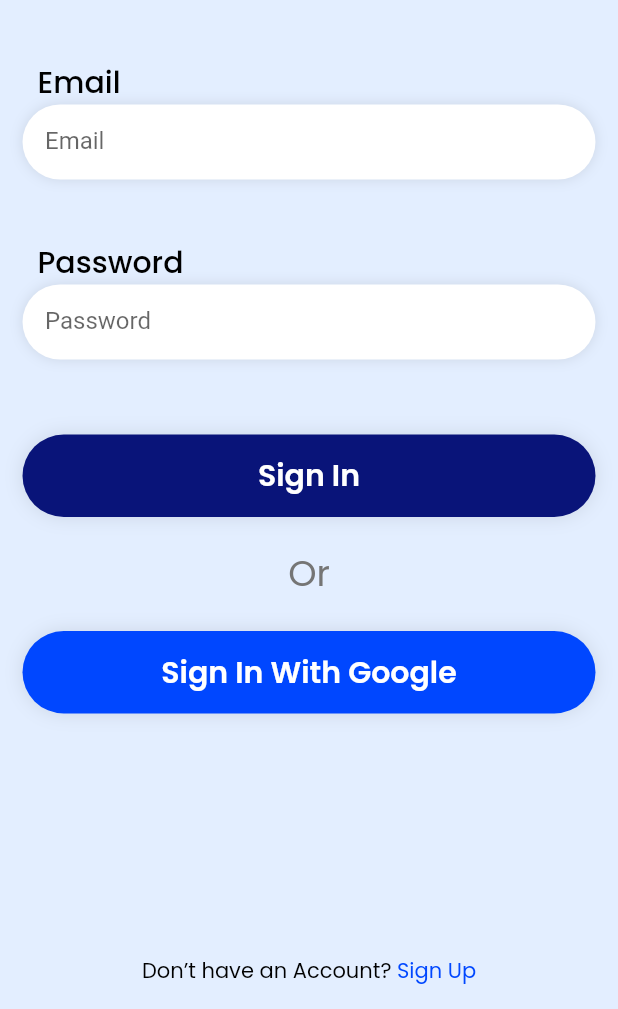
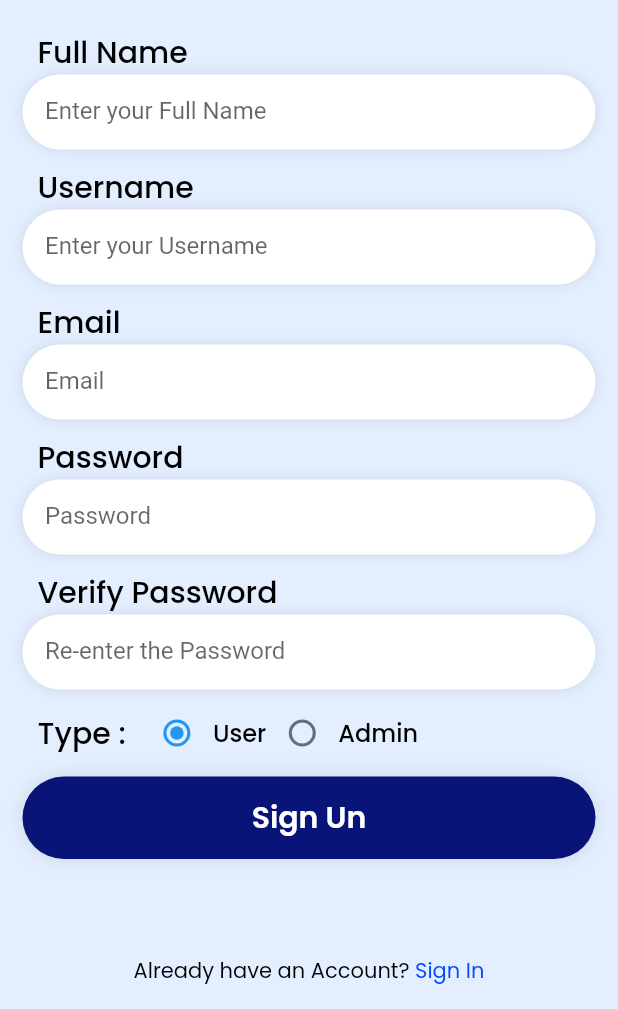
Before and after one commit to Husain-Zreik/Fatal-Breath, a Flutter app: the screen it shows after launch, on a phone screen of 412 x 824 dp, the part 227-1236 px from its top. Run offline on Flutter 3.47's test engine with Material 2 defaults, Android fonts, the phone set to English and light mode, and no system bars; our stand-ins replace get, google_fonts, hexcolor.

Commit message:
Frontend <> created the signup screen

```diff
--- a/fatal_breath_frontend/lib/screens/login.screen.dart
+++ b/fatal_breath_frontend/lib/screens/login.screen.dart
@@ -1,7 +1,9 @@
+import 'package:fatal_breath_frontend/screens/signup.screen.dart';
 import 'package:fatal_breath_frontend/utils/global.colors.dart';
 import 'package:fatal_breath_frontend/widgets/button.global.dart';
 import 'package:fatal_breath_frontend/widgets/text.form.dart';
 import 'package:flutter/material.dart';
+import 'package:get/get.dart';
 import 'package:google_fonts/google_fonts.dart';
 import 'package:hexcolor/hexcolor.dart';
 
@@ -107,10 +109,14 @@ class LoginScreen extends StatelessWidget {
                   color: Colors.black, fontWeight: FontWeight.w400),
             ),
             InkWell(
-                child: Text(
-              ' Sign Up',
-              style: GoogleFonts.poppins(color: HexColor('#0047FF')),
-            )),
+              child: Text(
+                ' Sign Up',
+                style: GoogleFonts.poppins(color: HexColor('#0047FF')),
+              ),
+              onTap: () {
+                Get.to(SignUpScreen());
+              },
+            ),
           ],
         ),
       ),
--- /dev/null
+++ b/fatal_breath_frontend/lib/screens/signup.screen.dart
@@ -0,0 +1,233 @@
+import 'package:fatal_breath_frontend/screens/login.screen.dart';
+import 'package:fatal_breath_frontend/utils/global.colors.dart';
+import 'package:fatal_breath_frontend/widgets/button.global.dart';
+import 'package:fatal_breath_frontend/widgets/text.form.dart';
+import 'package:flutter/material.dart';
+import 'package:get/get.dart';
+import 'package:google_fonts/google_fonts.dart';
+import 'package:hexcolor/hexcolor.dart';
+
+class SignUpScreen extends StatefulWidget {
+  const SignUpScreen({Key? key}) : super(key: key);
+
+  @override
+  State<SignUpScreen> createState() => _SignUpScreenState();
+}
+
+class _SignUpScreenState extends State<SignUpScreen> {
+  final TextEditingController emailController = TextEditingController();
+
+  final TextEditingController passwordController = TextEditingController();
+
+  final TextEditingController verifypasswordController =
+      TextEditingController();
+
+  final TextEditingController nameController = TextEditingController();
+
+  final TextEditingController usernameController = TextEditingController();
+
+  String groupValue = '1';
+
+  @override
+  Widget build(BuildContext context) {
+    return Scaffold(
+      backgroundColor: GlobalColors.bgColor,
+      body: SingleChildScrollView(
+        child: SafeArea(
+            child: Container(
+          width: double.infinity,
+          padding: const EdgeInsets.all(15.0),
+          child: Column(
+            children: [
+              Image.asset(
+                'assets/images/light_icon.png',
+                scale: 6,
+              ),
+              const SizedBox(
+                height: 10,
+              ),
+              Padding(
+                padding: const EdgeInsets.fromLTRB(20, 0, 0, 0),
+                child: Row(
+                  mainAxisAlignment: MainAxisAlignment.center,
+                  children: [
+                    Text(
+                      'FATAL ',
+                      style: TextStyle(
+                        color: GlobalColors.textColor,
+                        fontSize: 40,
+                        fontWeight: FontWeight.w900,
+                      ),
+                    ),
+                    Text(
+                      'BREATH',
+                      style: TextStyle(
+                        color: HexColor('#1424B9'),
+                        fontSize: 40,
+                        fontWeight: FontWeight.w400,
+                      ),
+                    ),
+                  ],
+                ),
+              ),
+              const SizedBox(
+                height: 20,
+              ),
+              TextForm(
+                controller: nameController,
+                text: 'Enter your Full Name',
+                textInputType: TextInputType.emailAddress,
+                obscure: false,
+                label: 'Full Name',
+              ),
+              const SizedBox(
+                height: 10,
+              ),
+              TextForm(
+                controller: usernameController,
+                text: 'Enter your Username',
+                textInputType: TextInputType.emailAddress,
+                obscure: false,
+                label: 'Username',
+              ),
+              const SizedBox(
+                height: 10,
+              ),
+              TextForm(
+                controller: emailController,
+                text: 'Email',
+                textInputType: TextInputType.emailAddress,
+                obscure: false,
+                label: 'Email',
+              ),
+              const SizedBox(
+                height: 10,
+              ),
+              TextForm(
+                controller: passwordController,
+                text: 'Password',
+                textInputType: TextInputType.text,
+                obscure: true,
+                label: 'Password',
+              ),
+              const SizedBox(
+                height: 10,
+              ),
+              TextForm(
+                controller: verifypasswordController,
+                text: 'Re-enter the Password',
+                textInputType: TextInputType.text,
+                obscure: true,
+                label: 'Verify Password',
+              ),
+              Padding(
+                padding:
+                    const EdgeInsets.symmetric(horizontal: 10, vertical: 5),
+                child: Row(
+                  children: [
+                    Text(
+                      'Type :',
+                      style: GoogleFonts.poppins(
+                        color: Colors.black,
+                        fontSize: 20,
+                        fontWeight: FontWeight.w500,
+                      ),
+                    ),
+                    Padding(
+                      padding: const EdgeInsets.only(left: 10),
+                      child: Row(
+                        children: [
+                          Radio(
+                              value: '1',
+                              groupValue: groupValue,
+                              onChanged: (value) {
+                                setState(() {
+                                  groupValue = value!;
+                                });
+                              }),
+                          Text(
+                            'User',
+                            style: GoogleFonts.poppins(
+                              color: Colors.black,
+                              fontSize: 16,
+                              fontWeight: FontWeight.w500,
+                            ),
+                          ),
+                          Radio(
+                              value: '0',
+                              groupValue: groupValue,
+                              onChanged: (value) {
+                                setState(() {
+                                  groupValue = value!;
+                                });
+                              }),
+                          Text(
+                            'Admin',
+                            style: GoogleFonts.poppins(
+                              color: Colors.black,
+                              fontSize: 16,
+                              fontWeight: FontWeight.w500,
+                            ),
+                          ),
+                        ],
+                      ),
+                    )
+                  ],
+                ),
+              ),
+              const ButtonGlobal(text: 'Sign Un', color: '091479'),
+              const SizedBox(
+                height: 10,
+              ),
+              // Row(
+              //   mainAxisAlignment: MainAxisAlignment.center,
+              //   children: [
+              //     Text(
+              //       'Already have an Account?',
+              //       style: GoogleFonts.poppins(
+              //           color: Colors.black, fontWeight: FontWeight.w400),
+              //     ),
+              //     InkWell(
+              //       child: Text(
+              //         ' Sign In',
+              //         style: GoogleFonts.poppins(color: HexColor('#0047FF')),
+              //       ),
+              //       onTap: () {
+              //         Get.to(LoginScreen());
+              //       },
+              //     ),
+              //   ],
+              // ),
+              // const SizedBox(
+              //   height: 10,
+              // ),
+            ],
+          ),
+        )),
+      ),
+      bottomNavigationBar: Container(
+        alignment: Alignment.center,
+        height: 50,
+        child: Row(
+          mainAxisAlignment: MainAxisAlignment.center,
+          children: [
+            Text(
+              'Already have an Account?',
+              style: GoogleFonts.poppins(
+                  color: Colors.black, fontWeight: FontWeight.w400),
+            ),
+            InkWell(
+              child: Text(
+                ' Sign In',
+                style: GoogleFonts.poppins(color: HexColor('#0047FF')),
+              ),
+              onTap: () {
+                Get.to(LoginScreen());
+              },
+            ),
+          ],
+        ),
+      ),
+    );
+  }
+}
--- a/fatal_breath_frontend/lib/screens/splash.screen.dart
+++ b/fatal_breath_frontend/lib/screens/splash.screen.dart
@@ -1,6 +1,7 @@
 import 'dart:async';
 
 import 'package:fatal_breath_frontend/screens/login.screen.dart';
+import 'package:fatal_breath_frontend/screens/signup.screen.dart';
 import 'package:fatal_breath_frontend/utils/global.colors.dart';
 import 'package:flutter/material.dart';
 import 'package:get/get.dart';
@@ -11,7 +12,7 @@ class SplashScreen extends StatelessWidget {
   @override
   Widget build(BuildContext context) {
     Timer(const Duration(seconds: 3), () {
-      Get.to(LoginScreen());
+      Get.to(SignUpScreen());
     });
     return Scaffold(
       backgroundColor: GlobalColors.mainColor,
```
